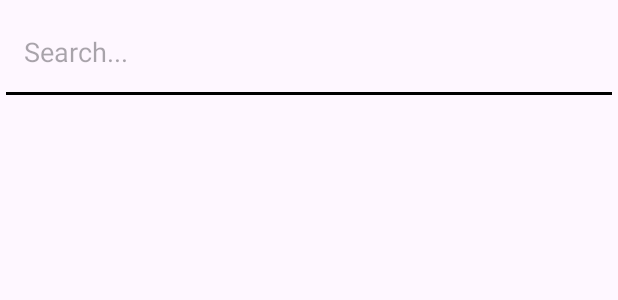
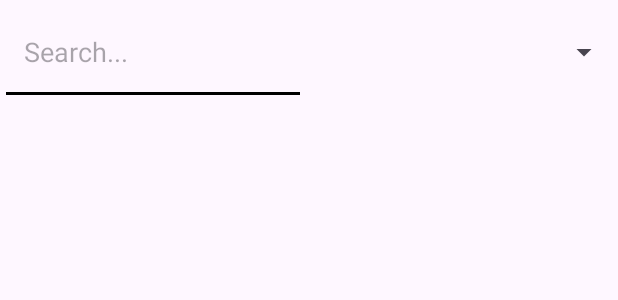
Before and after one commit to InakiSebastian/4V_ODS, an Android app: the layout activity_main.xml on its own in the app's theme, with its tools: preview values and no code run, on a phone screen of 412 x 824 dp. Shown: the top 300 px of the screen. Run offline under Robolectric (Android 15) with nearby library versions, the light colour scheme and no system bars.

Commit message:
Update activity_main.xml

```diff
--- a/ANDROID_4VODS/app/src/main/res/layout/activity_main.xml
+++ b/ANDROID_4VODS/app/src/main/res/layout/activity_main.xml
@@ -9,15 +9,16 @@
 
         <EditText
             android:id="@+id/search"
-        android:layout_width="match_parent"
+            android:layout_width="204dp"
             android:layout_height="70dp"
+            android:backgroundTint="@color/black"
             android:hint="@string/search"
             android:inputType="text"
             android:paddingStart="16dp"
             android:paddingEnd="16dp"
             android:singleLine="false"
-        android:backgroundTint="@color/black"
             app:layout_constraintEnd_toEndOf="parent"
+            app:layout_constraintHorizontal_bias="0.0"
             app:layout_constraintStart_toStartOf="parent"
             app:layout_constraintTop_toTopOf="parent" />
 
@@ -28,4 +29,12 @@
             app:layout_constraintStart_toStartOf="parent"
             app:layout_constraintTop_toBottomOf="@+id/search" />
 
+        <Spinner
+            android:id="@+id/optionsFilter"
+            android:layout_width="210dp"
+            android:layout_height="70dp"
+            app:layout_constraintEnd_toEndOf="parent"
+            app:layout_constraintStart_toEndOf="@+id/search"
+            app:layout_constraintTop_toTopOf="parent" />
+
 </androidx.constraintlayout.widget.ConstraintLayout>
```
Lines whose indentation alone changed are shown as unchanged.
